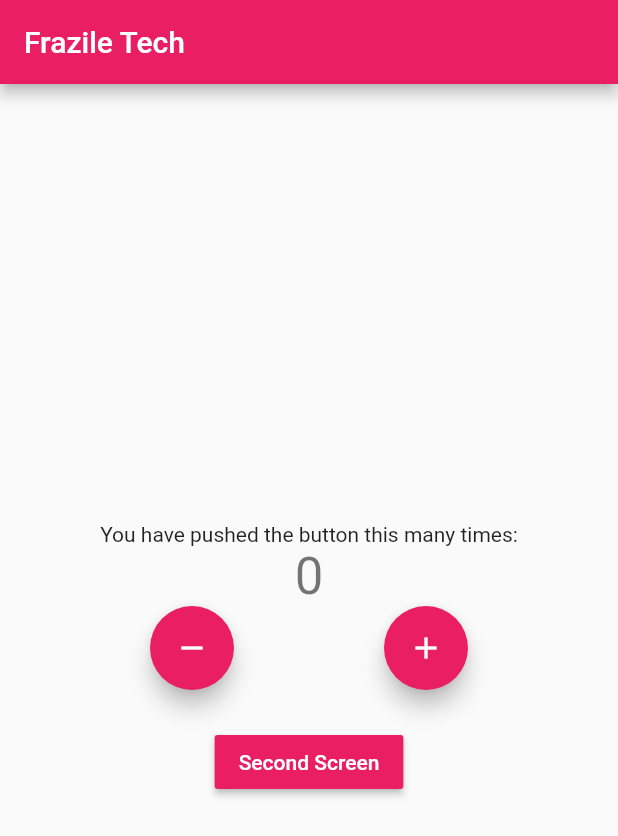
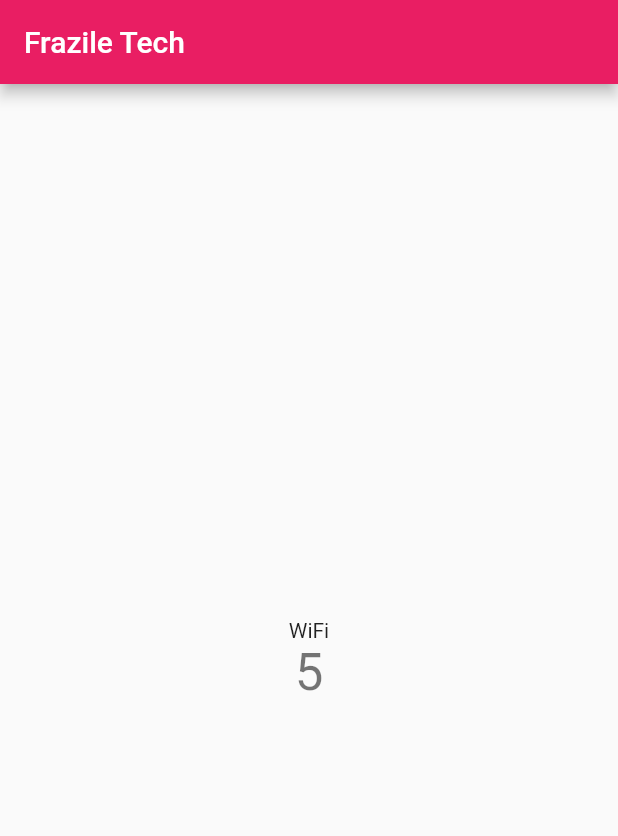
Before and after one commit to FrazileDevelopers/frazile_tech, a Flutter app: the screen it shows after launch, on a phone screen of 412 x 824 dp. Shown: the top 836 px of the screen. Run offline on Flutter 3.47's test engine with Material 2 defaults, Android fonts, the light colour scheme and no system bars; our stand-ins replace bloc, connectivity_plus, flutter_bloc.

Commit message:
Internet Status updated

```diff
--- /dev/null
+++ b/lib/constants/enums.dart
@@ -0,0 +1,7 @@
+// ignore_for_file: constant_identifier_names
+
+enum ConnectionType {
+  Ethernet,
+  Wifi,
+  Mobile,
+}
--- a/lib/logic/cubit/counter_cubit.dart
+++ b/lib/logic/cubit/counter_cubit.dart
@@ -1,11 +1,33 @@
+import 'dart:async';
 import 'package:bloc/bloc.dart';
-import 'package:equatable/equatable.dart';
 import 'package:flutter/material.dart';
+import 'package:fraziletech/constants/enums.dart';
+import 'package:fraziletech/logic/cubit/internet_cubit.dart';
 
 part 'counter_state.dart';
 
 class CounterCubit extends Cubit<CounterState> {
-  CounterCubit() : super(CounterState(counterValue: 0));
+  final InternetCubit internetCubit;
+  StreamSubscription? internetStreamSubscription;
+
+  CounterCubit({required this.internetCubit})
+      : super(CounterState(counterValue: 0)) {
+    monitorInternetCubit();
+  }
+
+  StreamSubscription<InternetState> monitorInternetCubit() {
+    return internetStreamSubscription =
+        internetCubit.stream.listen((internetState) {
+      if (internetState is InternetConnected &&
+          (internetState.connectionType == ConnectionType.Wifi ||
+              internetState.connectionType == ConnectionType.Ethernet)) {
+        increment();
+      } else if (internetState is InternetConnected &&
+          internetState.connectionType == ConnectionType.Mobile) {
+        decrement();
+      }
+    });
+  }
 
   void increment() => emit(
         CounterState(
@@ -20,4 +42,10 @@ class CounterCubit extends Cubit<CounterState> {
           wasIncremented: false,
         ),
       );
+
+  @override
+  Future<void> close() {
+    internetStreamSubscription!.cancel();
+    return super.close();
+  }
 }
--- a/lib/logic/cubit/counter_state.dart
+++ b/lib/logic/cubit/counter_state.dart
@@ -1,6 +1,6 @@
 part of 'counter_cubit.dart';
 
-class CounterState extends Equatable {
+class CounterState {
   int? counterValue;
   bool? wasIncremented;
 
@@ -20,7 +20,4 @@ class CounterState extends Equatable {
 
   @override
   int get hashCode => counterValue.hashCode ^ wasIncremented.hashCode;
-
-  @override
-  List<Object?> get props => [counterValue, wasIncremented];
 }
--- /dev/null
+++ b/lib/logic/cubit/internet_cubit.dart
@@ -0,0 +1,42 @@
+import 'dart:async';
+
+import 'package:bloc/bloc.dart';
+import 'package:connectivity_plus/connectivity_plus.dart';
+import 'package:fraziletech/constants/enums.dart';
+
+part 'internet_state.dart';
+
+class InternetCubit extends Cubit<InternetState> {
+  final Connectivity connectivity;
+  StreamSubscription? connectivityStreamSubscription;
+
+  InternetCubit({required this.connectivity}) : super(InternetLoading()) {
+    monitorInternetConnection();
+  }
+
+  StreamSubscription<ConnectivityResult> monitorInternetConnection() {
+    return connectivityStreamSubscription =
+        connectivity.onConnectivityChanged.listen((connectivityResult) {
+      if (connectivityResult == ConnectivityResult.ethernet) {
+        emitInternetConnected(ConnectionType.Ethernet);
+      } else if (connectivityResult == ConnectivityResult.mobile) {
+        emitInternetConnected(ConnectionType.Mobile);
+      } else if (connectivityResult == ConnectivityResult.wifi) {
+        emitInternetConnected(ConnectionType.Wifi);
+      } else if (connectivityResult == ConnectivityResult.none) {
+        emitInternetDisconnected();
+      }
+    });
+  }
+
+  void emitInternetConnected(ConnectionType _connectionType) =>
+      emit(InternetConnected(connectionType: _connectionType));
+
+  void emitInternetDisconnected() => emit(InternetDisconnected());
+
+  @override
+  Future<void> close() {
+    connectivityStreamSubscription!.cancel();
+    return super.close();
+  }
+}
--- /dev/null
+++ b/lib/logic/cubit/internet_state.dart
@@ -0,0 +1,15 @@
+part of 'internet_cubit.dart';
+
+abstract class InternetState {
+  const InternetState();
+}
+
+class InternetLoading extends InternetState {}
+
+class InternetConnected extends InternetState {
+  final ConnectionType connectionType;
+
+  InternetConnected({required this.connectionType});
+}
+
+class InternetDisconnected extends InternetState {}
--- a/lib/main.dart
+++ b/lib/main.dart
@@ -1,28 +1,47 @@
+import 'package:connectivity_plus/connectivity_plus.dart';
 import 'package:flutter/material.dart';
 import 'package:flutter_bloc/flutter_bloc.dart';
 import 'logic/cubit/counter_cubit.dart';
+import 'logic/cubit/internet_cubit.dart';
 import 'router/app_router.dart';
 
 void main() {
-  runApp(MyApp());
+  runApp(MyApp(
+    appRouter: AppRouter(),
+    connectivity: Connectivity(),
+  ));
 }
 
 class MyApp extends StatelessWidget {
-  final AppRouter _appRouter = AppRouter();
+  final AppRouter appRouter;
+  final Connectivity connectivity;
 
-  MyApp({Key? key}) : super(key: key);
+  const MyApp({
+    Key? key,
+    required this.appRouter,
+    required this.connectivity,
+  }) : super(key: key);
 
   @override
   Widget build(BuildContext context) {
-    return BlocProvider<CounterCubit>(
-      create: (context) => CounterCubit(),
+    return MultiBlocProvider(
+      providers: [
+        BlocProvider<InternetCubit>(
+          create: (context) => InternetCubit(connectivity: connectivity),
+        ),
+        BlocProvider<CounterCubit>(
+          create: (context) => CounterCubit(
+            internetCubit: BlocProvider.of<InternetCubit>(context),
+          ),
+        ),
+      ],
       child: MaterialApp(
         debugShowCheckedModeBanner: false,
         title: 'Frazile Tech',
         theme: ThemeData(
           primarySwatch: Colors.pink,
         ),
-        onGenerateRoute: _appRouter.onGenerateRoute,
+        onGenerateRoute: appRouter.onGenerateRoute,
       ),
     );
   }
--- a/lib/pages/home/home.dart
+++ b/lib/pages/home/home.dart
@@ -1,6 +1,8 @@
 // ignore_for_file: prefer_const_constructors
 import 'package:flutter/material.dart';
 import 'package:flutter_bloc/flutter_bloc.dart';
+import 'package:fraziletech/constants/enums.dart';
+import 'package:fraziletech/logic/cubit/internet_cubit.dart';
 import '../../logic/cubit/counter_cubit.dart';
 
 class HomeScreen extends StatefulWidget {
@@ -25,9 +27,26 @@ class _HomeScreenState extends State<HomeScreen> {
         child: Column(
           mainAxisAlignment: MainAxisAlignment.center,
           children: <Widget>[
-            const Text(
-              'You have pushed the button this many times:',
+            BlocBuilder<InternetCubit, InternetState>(
+              builder: (ctx, state) {
+                if (state is InternetConnected &&
+                    state.connectionType == ConnectionType.Ethernet) {
+                  return Text('Ethernet');
+                } else if (state is InternetConnected &&
+                    state.connectionType == ConnectionType.Wifi) {
+                  return Text('WiFi');
+                } else if (state is InternetConnected &&
+                    state.connectionType == ConnectionType.Mobile) {
+                  return Text('Mobile');
+                } else if (state is InternetDisconnected) {
+                  return Text('Disconnected');
+                }
+                return CircularProgressIndicator();
+              },
             ),
+            // const Text(
+            //   'You have pushed the button this many times:',
+            // ),
             BlocConsumer<CounterCubit, CounterState>(
               listener: (context, state) {
                 if (state.wasIncremented!) {
@@ -53,38 +72,38 @@ class _HomeScreenState extends State<HomeScreen> {
                 );
               },
             ),
-            Row(
-              mainAxisAlignment: MainAxisAlignment.spaceEvenly,
-              children: [
-                FloatingActionButton(
-                  heroTag: 'btn1',
-                  onPressed: () =>
-                      BlocProvider.of<CounterCubit>(context).decrement(),
-                  tooltip: 'Decrement',
-                  child: const Icon(
-                    Icons.remove,
-                  ),
-                ),
-                FloatingActionButton(
-                  heroTag: 'btn2',
-                  onPressed: () =>
-                      BlocProvider.of<CounterCubit>(context).increment(),
-                  tooltip: 'Increment',
-                  child: const Icon(
-                    Icons.add,
-                  ),
-                ),
-              ],
-            ),
-            const SizedBox(
-              height: 24.0,
-            ),
-            MaterialButton(
-              color: widget.color,
-              textColor: Colors.white,
-              onPressed: () => Navigator.pushNamed(context, '/second'),
-              child: const Text('Second Screen'),
-            ),
+            //       Row(
+            //         mainAxisAlignment: MainAxisAlignment.spaceEvenly,
+            //         children: [
+            //           FloatingActionButton(
+            //             heroTag: 'btn1',
+            //             onPressed: () =>
+            //                 BlocProvider.of<CounterCubit>(context).decrement(),
+            //             tooltip: 'Decrement',
+            //             child: const Icon(
+            //               Icons.remove,
+            //             ),
+            //           ),
+            //           FloatingActionButton(
+            //             heroTag: 'btn2',
+            //             onPressed: () =>
+            //                 BlocProvider.of<CounterCubit>(context).increment(),
+            //             tooltip: 'Increment',
+            //             child: const Icon(
+            //               Icons.add,
+            //             ),
+            //           ),
+            //         ],
+            //       ),
+            //       const SizedBox(
+            //         height: 24.0,
+            //       ),
+            //       MaterialButton(
+            //         color: widget.color,
+            //         textColor: Colors.white,
+            //         onPressed: () => Navigator.pushNamed(context, '/second'),
+            //         child: const Text('Second Screen'),
+            //       ),
           ],
         ),
       ),
--- a/pubspec.yaml
+++ b/pubspec.yaml
@@ -28,6 +28,7 @@ environment:
 # versions available, run `flutter pub outdated`.
 dependencies:
   bloc_test: null
+  connectivity_plus: ^2.0.3
   cupertino_icons: ^1.0.2
   equatable: ^2.0.3
   flutter:
```
Also changed, not shown: pubspec.lock, 7 other files.
